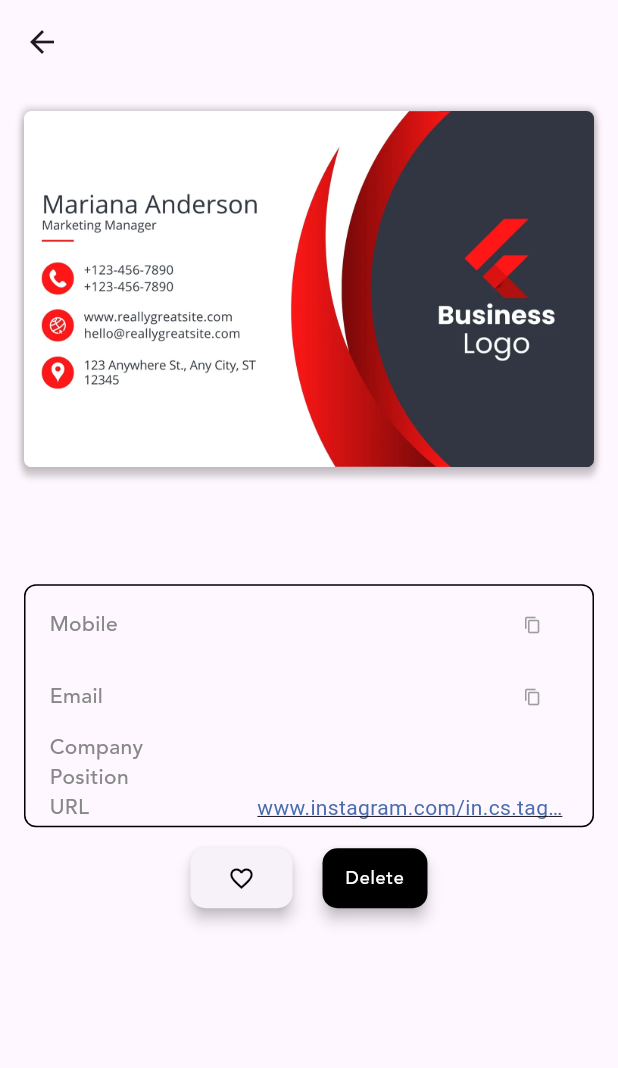
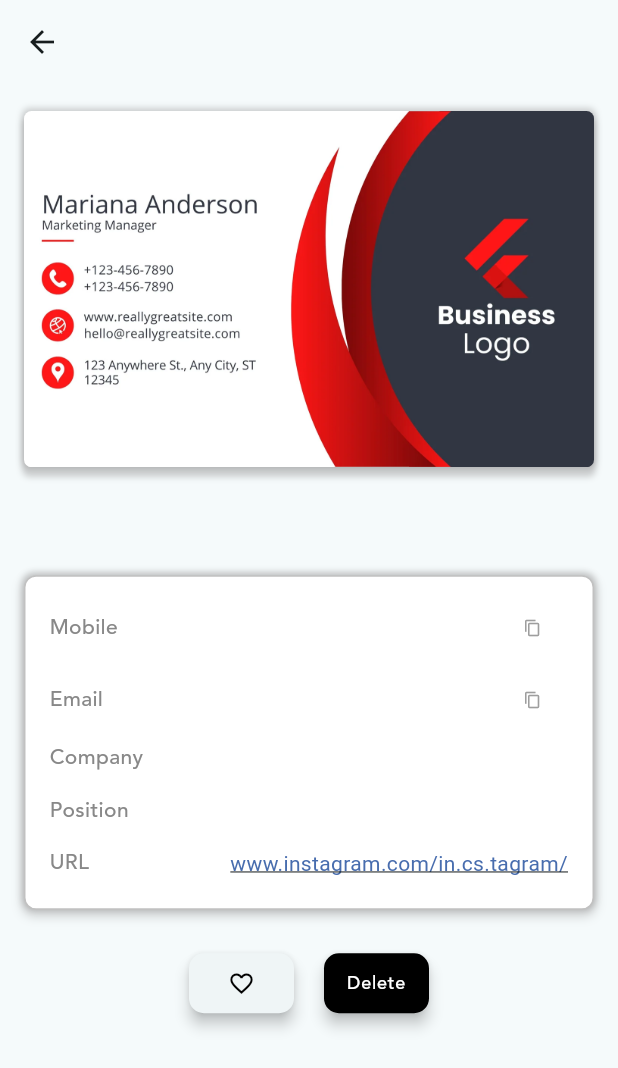
Before and after one commit to Unknown-Box/2024-Madcamp-week-1, a Flutter app: the ContactDetails screen opened directly with empty values, on a phone screen of 412 x 824 dp. Shown: the top 1068 px of the screen. Run offline on Flutter 3.47's test engine with Material 3 defaults, Android fonts, the light colour scheme and no system bars; drawn by our look-alikes of flutter_linkify; our stand-ins replace google_generative_ai, image_picker, sqflite; accounts and stored records are empty.

Commit message:
Chores: tab1, tab3 etcs

```diff
--- a/lib/src/pages/contact.dart
+++ b/lib/src/pages/contact.dart
@@ -354,6 +354,7 @@ class _ContactDetailsState extends State<ContactDetails> {
     favorite = widget.favorite;
   }
 
+  // tab1 > detailed personal info display
   @override
   Widget build(BuildContext context) {
     return Scaffold(
@@ -366,6 +367,7 @@ class _ContactDetailsState extends State<ContactDetails> {
         child: Column(
           mainAxisAlignment: MainAxisAlignment.start,
           children: [
+            // business card image display
             Padding(
               padding: const EdgeInsets.symmetric(
                 horizontal: 0,
@@ -399,10 +401,11 @@ class _ContactDetailsState extends State<ContactDetails> {
               ),
             ),
 
+            // Full Name display
             Padding(
               padding: const EdgeInsets.symmetric(
                 horizontal: 0,
-                vertical: 10,
+                vertical: 7,
               ),
               child: Text(
                 widget.fullName,
@@ -422,27 +425,40 @@ class _ContactDetailsState extends State<ContactDetails> {
             ),
 
             Padding(
-              padding: const EdgeInsets.symmetric(
-                horizontal: 0,
-                vertical: 10,
-              ),
+              padding: const EdgeInsets.fromLTRB(0, 10, 0, 25),
               child: Container(
                 decoration: BoxDecoration(
                     border: Border.all(
-                      color: Colors.black,
+                      color: Color.fromARGB(255, 193, 193, 193),
                       width: 1,
                     ),
                     borderRadius: BorderRadius.circular(8),
+                    color: Colors.white,
+                    boxShadow: const [
+                      BoxShadow(
+                        color: Color.fromARGB(72, 98, 94, 94),
+                        offset: Offset(0, 3.0),
+                        blurRadius: 5.0,
+                        spreadRadius: 1.0,
+                      ),
+                      BoxShadow(
+                        color: Color.fromARGB(72, 98, 94, 94),
+                        offset: Offset(0, -1.0),
+                        blurRadius: 3.0,
+                        spreadRadius: 1.0,
+                      ),
+                    ],
                   ),
                 child: Padding(
-                  padding: const EdgeInsets.symmetric(
-                    horizontal: 16,
-                    vertical: 2,
-                  ),
+                  // detail box inner padding
+                  padding: const EdgeInsets.fromLTRB(16, 10, 16, 20),
+                  // detail column
                   child: Column(
-                    mainAxisAlignment: MainAxisAlignment.spaceBetween,
+                    //mainAxisAlignment: MainAxisAlignment.start,
                     children: [
-                      Row(
+                      // phone #
+                      Container(
+                        child: Row(
                           children: [
                             Expanded(
                               flex: 4,
@@ -456,9 +472,13 @@ class _ContactDetailsState extends State<ContactDetails> {
                             ),
                             Expanded(
                               flex: 6,
-                            child: SelectableText(
+                              child: Text(
+                                style: TextStyle(
+                                  fontWeight: FontWeight.w500,
+                                  fontSize: 13,
+                                ),
                                 widget.tel,
-                              //overflow: TextOverflow.ellipsis,
+                                overflow: TextOverflow.ellipsis,
                               ),
                             ),
                             IconButton(
@@ -488,7 +508,11 @@ class _ContactDetailsState extends State<ContactDetails> {
                             ),
                           ]
                         ),
-                      Row(
+                      ),
+                      SizedBox(height:0),
+                      // email
+                      Container(
+                        child: Row(
                           children: [
                             Expanded(
                               flex: 4,
@@ -503,13 +527,13 @@ class _ContactDetailsState extends State<ContactDetails> {
                             Expanded(
                               flex: 6,
                               child: Container(
-                              child: SelectableText(
+                                child: Text(
+                                  style: TextStyle(
+                                    fontWeight: FontWeight.w500,
+                                    fontSize: 13,
+                                  ),
                                   widget.email,
-                                style: TextStyle(
-                                  fontWeight: FontWeight.w600,
-                                  fontSize: 15,
                                   overflow: TextOverflow.ellipsis,
-                                ),
                                 ),
                               ),
                             ),
@@ -540,10 +564,13 @@ class _ContactDetailsState extends State<ContactDetails> {
                             ),
                           ],
                         ),
-                      Row(
+                      ),
+                      SizedBox(height:5),
+                      // company
+                      Container(
+                        child: Row(
                           children: [
-                          Expanded(
-                            flex: 4,
+                            Container(
                               child: Text(
                                 'Company',
                                 style: Theme.of(context).textTheme.bodyMedium?.copyWith(
@@ -552,22 +579,27 @@ class _ContactDetailsState extends State<ContactDetails> {
                                 ),
                               ),
                             ),
+                            SizedBox(width: 57),
                             Expanded(
                               flex: 6,
                               child: Text(
                                 widget.org ?? '',
                                 style: Theme.of(context).textTheme.bodyMedium?.copyWith(
-                                fontWeight: FontWeight.w600
+                                  fontWeight: FontWeight.w500,
+                                  fontSize: 13,
                                 ),
                                 overflow: TextOverflow.ellipsis,
                               ),
                             )
                           ],
                         ),
-                      Row(
+                      ),
+                      SizedBox(height:15),
+                      // position
+                      Container(
+                        child: Row(
                           children: [
-                          Expanded(
-                            flex: 4,
+                            Container(
                               child: Text(
                                 'Position',
                                 style: Theme.of(context).textTheme.bodyMedium?.copyWith(
@@ -576,22 +608,27 @@ class _ContactDetailsState extends State<ContactDetails> {
                                 ),
                               ),
                             ),
+                            SizedBox(width: 68),
                             Expanded(
                               flex: 6,
                               child: Text(
                                 widget.position ?? '',
                                 style: Theme.of(context).textTheme.bodyMedium?.copyWith(
-                                fontWeight: FontWeight.w600
+                                  fontWeight: FontWeight.w500,
+                                  fontSize: 13,
                                 ),
                                 overflow: TextOverflow.ellipsis,
                               ),
                             )
                           ],
                         ),
-                      Row(
+                      ),
+                      SizedBox(height:15),
+                      // url
+                      Container(
+                        child: Row(
                             children: [
-                            Expanded(
-                              flex: 4,
+                              Container(
                                 child: Text(
                                   'URL',
                                   style: Theme.of(context).textTheme.bodyMedium?.copyWith(
@@ -600,6 +637,7 @@ class _ContactDetailsState extends State<ContactDetails> {
                                   ),
                                 ),
                               ),
+                              SizedBox(width: 94),
                               Expanded(
                                 flex: 6,
                                 child: Linkify(
@@ -616,12 +654,13 @@ class _ContactDetailsState extends State<ContactDetails> {
                               )
                             ],
                           ),
+                      ),
                     ],
                   ),
                 ),
               ),
             ),
-
+            // favorites and delete button
             Row(
               mainAxisAlignment: MainAxisAlignment.center,
               children: [
@@ -649,7 +688,7 @@ class _ContactDetailsState extends State<ContactDetails> {
                     elevation: 4,
                   ),
                   child: SizedBox(
-                    width: 38,
+                    width: 40,
                     child: Icon(
                       favorite
                       ? Icons.favorite
```
Also changed, not shown: lib/main.dart (+16 -9 lines), lib/src/pages/mypage.dart (+22 -4 lines). Lines whose indentation alone changed are shown as unchanged.
